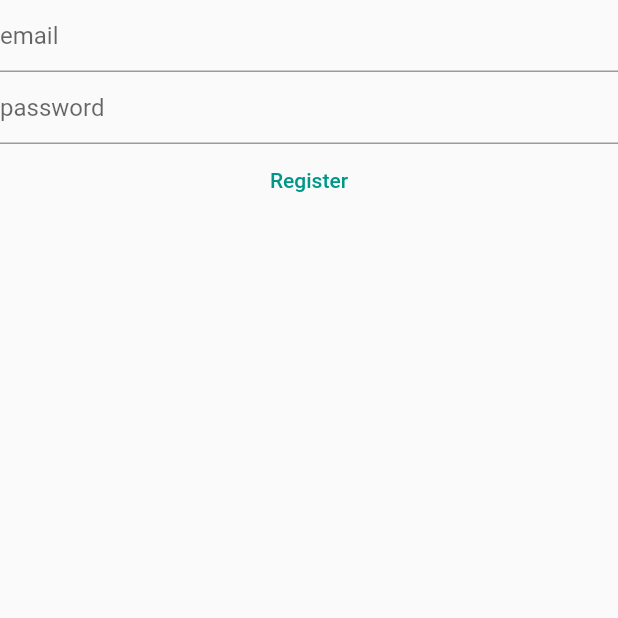
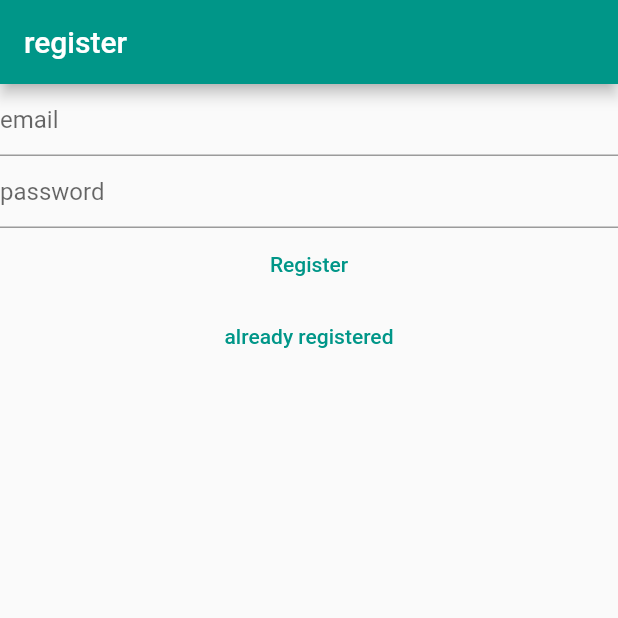
Before and after one commit to chirbard/flutter_mynotes, a Flutter app: the RegisterView screen opened directly, on a phone screen of 412 x 824 dp, the top half of it. Run offline on Flutter 3.47's test engine with Material 2 defaults, Android fonts, the phone set to English and light mode, and no system bars; our stand-ins replace firebase_auth, firebase_core; accounts and stored records are empty.

Commit message:
Chapter 17

```diff
--- a/lib/views/register_view.dart
+++ b/lib/views/register_view.dart
@@ -30,7 +30,11 @@ class _RegisterViewState extends State<RegisterView> {
 
   @override
   Widget build(BuildContext context) {
-    return Column(
+    return Scaffold(
+      appBar: AppBar(
+        title: const Text('register'),
+      ),
+      body: Column(
         children: [
           TextField(
             controller: _email,
@@ -74,7 +78,17 @@ class _RegisterViewState extends State<RegisterView> {
             },
             child: const Text('Register'),
           ),
+          TextButton(
+            onPressed: () {
+              Navigator.of(context).pushNamedAndRemoveUntil(
+                '/login',
+                (route) => false,
+              );
+            },
+            child: const Text('already registered'),
+          ),
         ],
+      ),
     );
   }
 }
```
Also changed, not shown: lib/main.dart (+14 -35 lines), lib/views/login_view.dart (+15 -1 lines), lib/views/verify_email_view.dart (added, +32 -0 lines). Lines whose indentation alone changed are shown as unchanged.
